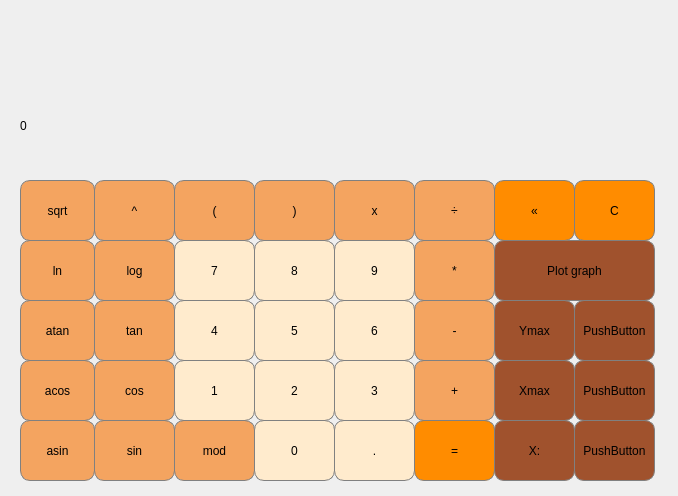
This is src/mainwindow.ui in LeraFrans/SmartCalculator as Qt 5 draws it before an edit. The edited form follows.
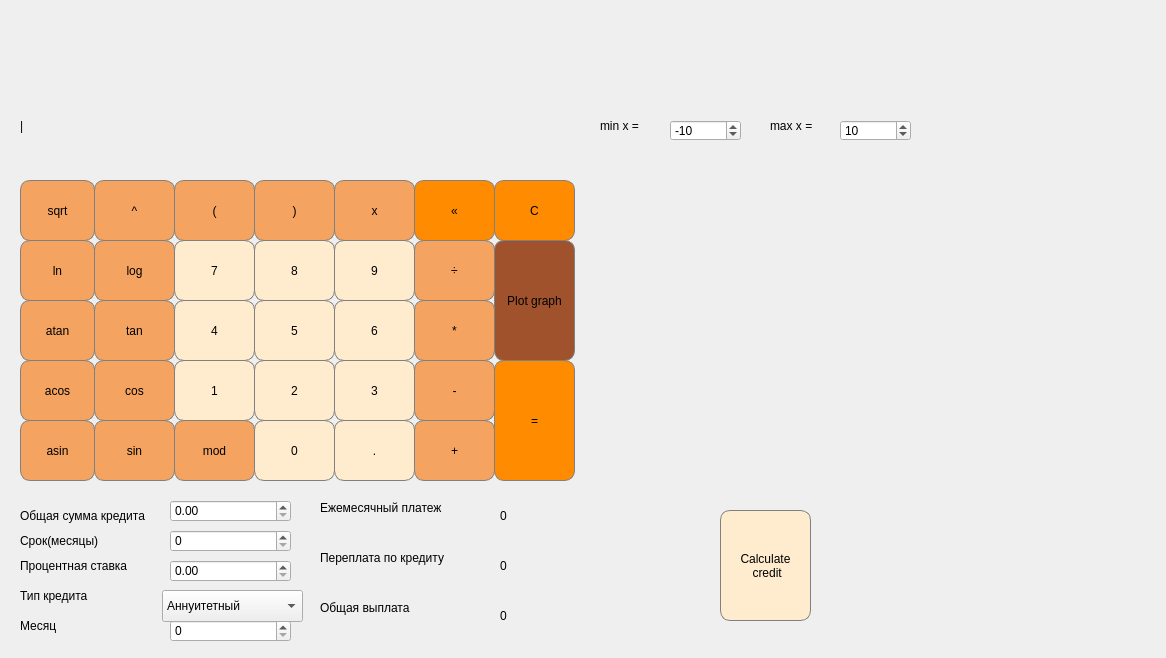
This is the edited form. Custom widgets are drawn as their Qt base class.

Diff of the .ui file:
```diff
--- a/src/mainwindow.ui
+++ b/src/mainwindow.ui
@@ -6,8 +6,8 @@
    <rect>
     <x>0</x>
     <y>0</y>
-    <width>678</width>
-    <height>496</height>
+    <width>1166</width>
+    <height>658</height>
    </rect>
   </property>
   <property name="windowTitle">
@@ -26,7 +26,7 @@
      <rect>
       <x>20</x>
       <y>80</y>
-      <width>631</width>
+      <width>561</width>
       <height>91</height>
      </rect>
     </property>
@@ -47,7 +47,7 @@
 background-color : white;</string>
     </property>
     <property name="text">
-     <string>0</string>
+     <string>|</string>
     </property>
    </widget>
    <widget class="QPushButton" name="pushButton_sqrt">
@@ -199,7 +199,7 @@
     <property name="geometry">
      <rect>
       <x>414</x>
-      <y>180</y>
+      <y>240</y>
       <width>81</width>
       <height>61</height>
      </rect>
@@ -229,8 +229,8 @@
      <rect>
       <x>494</x>
       <y>240</y>
-      <width>161</width>
-      <height>61</height>
+      <width>81</width>
+      <height>121</height>
      </rect>
     </property>
     <property name="styleSheet">
@@ -286,7 +286,7 @@
     <property name="geometry">
      <rect>
       <x>414</x>
-      <y>240</y>
+      <y>300</y>
       <width>81</width>
       <height>61</height>
      </rect>
@@ -436,35 +436,6 @@
      <string notr="true">buttonGroup</string>
     </attribute>
    </widget>
-   <widget class="QPushButton" name="pushButton_Ymax">
-    <property name="geometry">
-     <rect>
-      <x>494</x>
-      <y>300</y>
-      <width>81</width>
-      <height>61</height>
-     </rect>
-    </property>
-    <property name="styleSheet">
-     <string notr="true">QPushButton {
-  background-color: rgb(160, 82, 45);
-  color: black; 
-  border: 1px solid gray;
-border-top-right-radius: 10px;
-	border-top-left-radius: 10px;
-	border-bottom-right-radius: 10px;
-	border-bottom-left-radius: 10px;
-}
-
-QPushButton:pressed {
-    background-color: qlineargradient(x1: 0, y1: 0, x2: 0, y2: 1,
-                                      stop: 0 #FF7832, stop: 1 #FF9739);
-}</string>
-    </property>
-    <property name="text">
-     <string>Ymax</string>
-    </property>
-   </widget>
    <widget class="QPushButton" name="pushButton_tan">
     <property name="geometry">
      <rect>
@@ -494,40 +465,11 @@
      <string>tan</string>
     </property>
    </widget>
-   <widget class="QPushButton" name="pushButton_Ymax_value">
-    <property name="geometry">
-     <rect>
-      <x>574</x>
-      <y>300</y>
-      <width>81</width>
-      <height>61</height>
-     </rect>
-    </property>
-    <property name="styleSheet">
-     <string notr="true">QPushButton {
-  background-color: rgb(160, 82, 45);
-  color: black; 
-  border: 1px solid gray;
-border-top-right-radius: 10px;
-	border-top-left-radius: 10px;
-	border-bottom-right-radius: 10px;
-	border-bottom-left-radius: 10px;
-}
-
-QPushButton:pressed {
-    background-color: qlineargradient(x1: 0, y1: 0, x2: 0, y2: 1,
-                                      stop: 0 #FF7832, stop: 1 #FF9739);
-}</string>
-    </property>
-    <property name="text">
-     <string>PushButton</string>
-    </property>
-   </widget>
    <widget class="QPushButton" name="pushButton_minus">
     <property name="geometry">
      <rect>
       <x>414</x>
-      <y>300</y>
+      <y>360</y>
       <width>81</width>
       <height>61</height>
      </rect>
@@ -677,35 +619,6 @@
      <string notr="true">buttonGroup</string>
     </attribute>
    </widget>
-   <widget class="QPushButton" name="pushButton_Xmax">
-    <property name="geometry">
-     <rect>
-      <x>494</x>
-      <y>360</y>
-      <width>81</width>
-      <height>61</height>
-     </rect>
-    </property>
-    <property name="styleSheet">
-     <string notr="true">QPushButton {
-  background-color: rgb(160, 82, 45);
-  color: black; 
-  border: 1px solid gray;
-border-top-right-radius: 10px;
-	border-top-left-radius: 10px;
-	border-bottom-right-radius: 10px;
-	border-bottom-left-radius: 10px;
-}
-
-QPushButton:pressed {
-    background-color: qlineargradient(x1: 0, y1: 0, x2: 0, y2: 1,
-                                      stop: 0 #FF7832, stop: 1 #FF9739);
-}</string>
-    </property>
-    <property name="text">
-     <string>Xmax</string>
-    </property>
-   </widget>
    <widget class="QPushButton" name="pushButton_cos">
     <property name="geometry">
      <rect>
@@ -735,40 +648,11 @@
      <string>cos</string>
     </property>
    </widget>
-   <widget class="QPushButton" name="pushButton_Xmax_value">
-    <property name="geometry">
-     <rect>
-      <x>574</x>
-      <y>360</y>
-      <width>81</width>
-      <height>61</height>
-     </rect>
-    </property>
-    <property name="styleSheet">
-     <string notr="true">QPushButton {
-  background-color: rgb(160, 82, 45);
-  color: black; 
-  border: 1px solid gray;
-border-top-right-radius: 10px;
-	border-top-left-radius: 10px;
-	border-bottom-right-radius: 10px;
-	border-bottom-left-radius: 10px;
-}
-
-QPushButton:pressed {
-    background-color: qlineargradient(x1: 0, y1: 0, x2: 0, y2: 1,
-                                      stop: 0 #FF7832, stop: 1 #FF9739);
-}</string>
-    </property>
-    <property name="text">
-     <string>PushButton</string>
-    </property>
-   </widget>
    <widget class="QPushButton" name="pushButton_plus">
     <property name="geometry">
      <rect>
       <x>414</x>
-      <y>360</y>
+      <y>420</y>
       <width>81</width>
       <height>61</height>
      </rect>
@@ -918,35 +802,6 @@
      <string notr="true">buttonGroup</string>
     </attribute>
    </widget>
-   <widget class="QPushButton" name="pushButton_X_graph">
-    <property name="geometry">
-     <rect>
-      <x>494</x>
-      <y>420</y>
-      <width>81</width>
-      <height>61</height>
-     </rect>
-    </property>
-    <property name="styleSheet">
-     <string notr="true">QPushButton {
-  background-color: rgb(160, 82, 45);
-  color: black; 
-  border: 1px solid gray;
-border-top-right-radius: 10px;
-	border-top-left-radius: 10px;
-	border-bottom-right-radius: 10px;
-	border-bottom-left-radius: 10px;
-}
-
-QPushButton:pressed {
-    background-color: qlineargradient(x1: 0, y1: 0, x2: 0, y2: 1,
-                                      stop: 0 #FF7832, stop: 1 #FF9739);
-}</string>
-    </property>
-    <property name="text">
-     <string>X:</string>
-    </property>
-   </widget>
    <widget class="QPushButton" name="pushButton_sin">
     <property name="geometry">
      <rect>
@@ -976,42 +831,13 @@
      <string>sin</string>
     </property>
    </widget>
-   <widget class="QPushButton" name="pushButton_X_value">
-    <property name="geometry">
-     <rect>
-      <x>574</x>
-      <y>420</y>
-      <width>81</width>
-      <height>61</height>
-     </rect>
-    </property>
-    <property name="styleSheet">
-     <string notr="true">QPushButton {
-  background-color: rgb(160, 82, 45);
-  color: black; 
-  border: 1px solid gray;
-border-top-right-radius: 10px;
-	border-top-left-radius: 10px;
-	border-bottom-right-radius: 10px;
-	border-bottom-left-radius: 10px;
-}
-
-QPushButton:pressed {
-    background-color: qlineargradient(x1: 0, y1: 0, x2: 0, y2: 1,
-                                      stop: 0 #FF7832, stop: 1 #FF9739);
-}</string>
-    </property>
-    <property name="text">
-     <string>PushButton</string>
-    </property>
-   </widget>
    <widget class="QPushButton" name="pushButton_equal">
     <property name="geometry">
      <rect>
-      <x>414</x>
-      <y>420</y>
+      <x>494</x>
+      <y>360</y>
       <width>81</width>
-      <height>61</height>
+      <height>121</height>
      </rect>
     </property>
     <property name="styleSheet">
@@ -1153,7 +979,7 @@
    <widget class="QPushButton" name="pushButton_C">
     <property name="geometry">
      <rect>
-      <x>574</x>
+      <x>494</x>
       <y>180</y>
       <width>81</width>
       <height>61</height>
@@ -1182,7 +1008,7 @@
    <widget class="QPushButton" name="pushButton_back">
     <property name="geometry">
      <rect>
-      <x>494</x>
+      <x>414</x>
       <y>180</y>
       <width>81</width>
       <height>61</height>
@@ -1208,8 +1034,390 @@
      <string>«</string>
     </property>
    </widget>
+   <widget class="QCustomPlot" name="widget" native="true">
+    <property name="geometry">
+     <rect>
+      <x>600</x>
+      <y>160</y>
+      <width>431</width>
+      <height>321</height>
+     </rect>
+    </property>
+    <property name="styleSheet">
+     <string notr="true">QPushButton {
+  background-color: rgb(255, 235, 205);
+  color: black; 
+  border: 1px solid gray;
+border-top-right-radius: 10px;
+	border-top-left-radius: 10px;
+	border-bottom-right-radius: 10px;
+	border-bottom-left-radius: 10px;
+}
+
+QPushButton:pressed {
+    background-color: qlineargradient(x1: 0, y1: 0, x2: 0, y2: 1,
+                                      stop: 0 #FF7832, stop: 1 #FF9739);
+}</string>
+    </property>
+   </widget>
+   <widget class="QSpinBox" name="spinBox_x_min">
+    <property name="geometry">
+     <rect>
+      <x>670</x>
+      <y>120</y>
+      <width>71</width>
+      <height>21</height>
+     </rect>
+    </property>
+    <property name="minimum">
+     <number>-1000</number>
+    </property>
+    <property name="maximum">
+     <number>1000</number>
+    </property>
+    <property name="value">
+     <number>-10</number>
+    </property>
+   </widget>
+   <widget class="QLabel" name="label">
+    <property name="geometry">
+     <rect>
+      <x>600</x>
+      <y>110</y>
+      <width>51</width>
+      <height>31</height>
+     </rect>
+    </property>
+    <property name="text">
+     <string>min x = </string>
+    </property>
+   </widget>
+   <widget class="QSpinBox" name="spinBox_x_max">
+    <property name="geometry">
+     <rect>
+      <x>840</x>
+      <y>120</y>
+      <width>71</width>
+      <height>21</height>
+     </rect>
+    </property>
+    <property name="minimum">
+     <number>-1000</number>
+    </property>
+    <property name="maximum">
+     <number>1000</number>
+    </property>
+    <property name="value">
+     <number>10</number>
+    </property>
+   </widget>
+   <widget class="QLabel" name="label_2">
+    <property name="geometry">
+     <rect>
+      <x>770</x>
+      <y>110</y>
+      <width>51</width>
+      <height>31</height>
+     </rect>
+    </property>
+    <property name="text">
+     <string>max x = </string>
+    </property>
+   </widget>
+   <widget class="QLabel" name="label_5">
+    <property name="geometry">
+     <rect>
+      <x>20</x>
+      <y>500</y>
+      <width>151</width>
+      <height>31</height>
+     </rect>
+    </property>
+    <property name="text">
+     <string>Общая сумма кредита</string>
+    </property>
+   </widget>
+   <widget class="QLabel" name="label_6">
+    <property name="geometry">
+     <rect>
+      <x>20</x>
+      <y>530</y>
+      <width>141</width>
+      <height>21</height>
+     </rect>
+    </property>
+    <property name="text">
+     <string>Срок(месяцы)</string>
+    </property>
+   </widget>
+   <widget class="QLabel" name="label_7">
+    <property name="geometry">
+     <rect>
+      <x>20</x>
+      <y>550</y>
+      <width>151</width>
+      <height>31</height>
+     </rect>
+    </property>
+    <property name="text">
+     <string>Процентная ставка</string>
+    </property>
+   </widget>
+   <widget class="QLabel" name="label_8">
+    <property name="geometry">
+     <rect>
+      <x>20</x>
+      <y>580</y>
+      <width>151</width>
+      <height>31</height>
+     </rect>
+    </property>
+    <property name="text">
+     <string>Тип кредита</string>
+    </property>
+   </widget>
+   <widget class="QLabel" name="label_9">
+    <property name="geometry">
+     <rect>
+      <x>20</x>
+      <y>610</y>
+      <width>151</width>
+      <height>31</height>
+     </rect>
+    </property>
+    <property name="text">
+     <string>Месяц</string>
+    </property>
+   </widget>
+   <widget class="QDoubleSpinBox" name="credit_sum">
+    <property name="geometry">
+     <rect>
+      <x>170</x>
+      <y>500</y>
+      <width>121</width>
+      <height>22</height>
+     </rect>
+    </property>
+    <property name="maximum">
+     <double>1000000000.990000009536743</double>
+    </property>
+   </widget>
+   <widget class="QSpinBox" name="credit_time">
+    <property name="geometry">
+     <rect>
+      <x>170</x>
+      <y>530</y>
+      <width>121</width>
+      <height>22</height>
+     </rect>
+    </property>
+   </widget>
+   <widget class="QDoubleSpinBox" name="credit_percent">
+    <property name="geometry">
+     <rect>
+      <x>170</x>
+      <y>560</y>
+      <width>121</width>
+      <height>22</height>
+     </rect>
+    </property>
+   </widget>
+   <widget class="QSpinBox" name="month_number">
+    <property name="geometry">
+     <rect>
+      <x>170</x>
+      <y>620</y>
+      <width>121</width>
+      <height>22</height>
+     </rect>
+    </property>
+   </widget>
+   <widget class="QLabel" name="credit_payment">
+    <property name="geometry">
+     <rect>
+      <x>500</x>
+      <y>500</y>
+      <width>201</width>
+      <height>31</height>
+     </rect>
+    </property>
+    <property name="styleSheet">
+     <string notr="true">QLabel {
+	qproperty-alignment: 'AlignVCenter | AlignRight';
+	border: 1px solid gray;
+
+background-color: rgb(250, 235, 215);
+  color: black; 
+  border: 1px solid gray;
+border-top-right-radius: 10px;
+	border-top-left-radius: 10px;
+	border-bottom-right-radius: 10px;
+	border-bottom-left-radius: 10px;
+}
+
+background-color : white;</string>
+    </property>
+    <property name="text">
+     <string>0</string>
+    </property>
+   </widget>
+   <widget class="QLabel" name="credit_more">
+    <property name="geometry">
+     <rect>
+      <x>500</x>
+      <y>550</y>
+      <width>201</width>
+      <height>31</height>
+     </rect>
+    </property>
+    <property name="styleSheet">
+     <string notr="true">QLabel {
+	qproperty-alignment: 'AlignVCenter | AlignRight';
+	border: 1px solid gray;
+
+background-color: rgb(250, 235, 215);
+  color: black; 
+  border: 1px solid gray;
+border-top-right-radius: 10px;
+	border-top-left-radius: 10px;
+	border-bottom-right-radius: 10px;
+	border-bottom-left-radius: 10px;
+}
+
+background-color : white;</string>
+    </property>
+    <property name="text">
+     <string>0</string>
+    </property>
+   </widget>
+   <widget class="QLabel" name="payment_sum">
+    <property name="geometry">
+     <rect>
+      <x>500</x>
+      <y>600</y>
+      <width>201</width>
+      <height>31</height>
+     </rect>
+    </property>
+    <property name="styleSheet">
+     <string notr="true">QLabel {
+	qproperty-alignment: 'AlignVCenter | AlignRight';
+	border: 1px solid gray;
+
+background-color: rgb(250, 235, 215);
+  color: black; 
+  border: 1px solid gray;
+border-top-right-radius: 10px;
+	border-top-left-radius: 10px;
+	border-bottom-right-radius: 10px;
+	border-bottom-left-radius: 10px;
+}
+
+background-color : white;</string>
+    </property>
+    <property name="text">
+     <string>0</string>
+    </property>
+   </widget>
+   <widget class="QLabel" name="label_10">
+    <property name="geometry">
+     <rect>
+      <x>320</x>
+      <y>500</y>
+      <width>151</width>
+      <height>16</height>
+     </rect>
+    </property>
+    <property name="text">
+     <string>Ежемесячный платеж</string>
+    </property>
+   </widget>
+   <widget class="QLabel" name="label_11">
+    <property name="geometry">
+     <rect>
+      <x>320</x>
+      <y>550</y>
+      <width>151</width>
+      <height>16</height>
+     </rect>
+    </property>
+    <property name="text">
+     <string>Переплата по кредиту</string>
+    </property>
+   </widget>
+   <widget class="QLabel" name="label_12">
+    <property name="geometry">
+     <rect>
+      <x>320</x>
+      <y>600</y>
+      <width>151</width>
+      <height>16</height>
+     </rect>
+    </property>
+    <property name="text">
+     <string>Общая выплата</string>
+    </property>
+   </widget>
+   <widget class="QPushButton" name="pushButton_Credit">
+    <property name="geometry">
+     <rect>
+      <x>720</x>
+      <y>510</y>
+      <width>91</width>
+      <height>111</height>
+     </rect>
+    </property>
+    <property name="styleSheet">
+     <string notr="true">QPushButton {
+  background-color: rgb(255, 235, 205);
+  color: black; 
+  border: 1px solid gray;
+border-top-right-radius: 10px;
+	border-top-left-radius: 10px;
+	border-bottom-right-radius: 10px;
+	border-bottom-left-radius: 10px;
+}
+
+QPushButton:pressed {
+    background-color: qlineargradient(x1: 0, y1: 0, x2: 0, y2: 1,
+                                      stop: 0 #FF7832, stop: 1 #FF9739);
+}</string>
+    </property>
+    <property name="text">
+     <string>Calculate
+ credit</string>
+    </property>
+   </widget>
+   <widget class="QComboBox" name="type_credit">
+    <property name="geometry">
+     <rect>
+      <x>162</x>
+      <y>590</y>
+      <width>141</width>
+      <height>32</height>
+     </rect>
+    </property>
+    <item>
+     <property name="text">
+      <string>Аннуитетный</string>
+     </property>
+    </item>
+    <item>
+     <property name="text">
+      <string>Дифференцированный</string>
+     </property>
+    </item>
+   </widget>
   </widget>
  </widget>
+ <customwidgets>
+  <customwidget>
+   <class>QCustomPlot</class>
+   <extends>QWidget</extends>
+   <header>qcustomplot.h</header>
+   <container>1</container>
+  </customwidget>
+ </customwidgets>
  <resources/>
  <connections/>
  <buttongroups>
```
